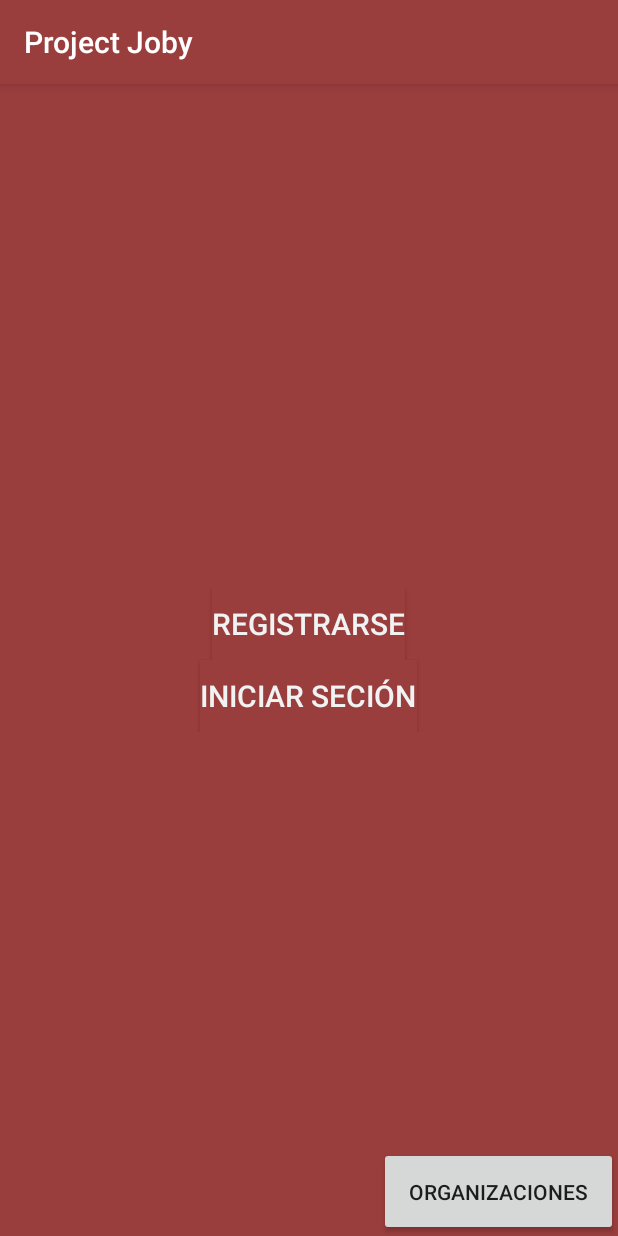
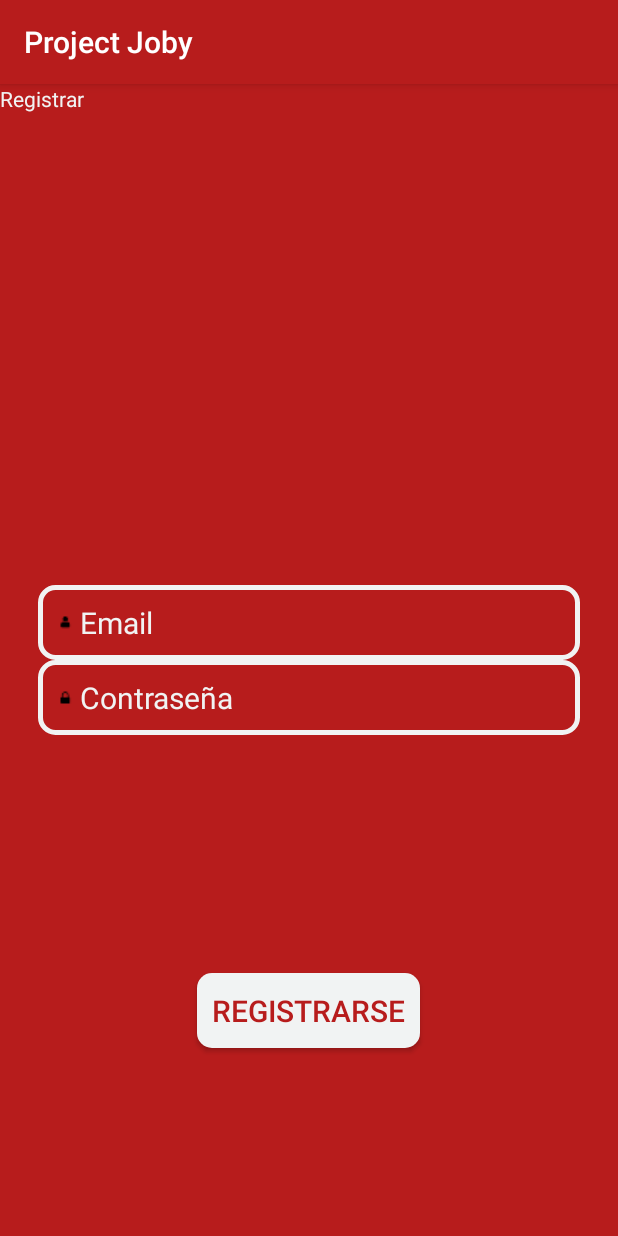
Before and after one commit to jordiugarte/ProjectJoby, an Android app: the screen it shows after launch (MainActivity before the commit, Login after it), after a tap on "REGISTRARSE", on a phone screen of 412 x 824 dp. Run offline under Robolectric (Android 15) with nearby library versions, the phone set to English and light mode, and no system bars; our stand-ins replace Firebase (no records; nobody signed in at launch, a user with empty details on screens opened directly).

Commit message:
error solves

```diff
--- a/app/src/main/AndroidManifest.xml
+++ b/app/src/main/AndroidManifest.xml
@@ -17,6 +17,7 @@
                 <category android:name="android.intent.category.LAUNCHER" />
             </intent-filter>
         </activity>
+        <activity android:name=".Login"/>
     </application>
 
 </manifest>
--- a/app/src/main/java/com/digitalstring/projectjoby/Login.java
+++ b/app/src/main/java/com/digitalstring/projectjoby/Login.java
@@ -1,12 +1,14 @@
 package com.digitalstring.projectjoby;
 
 import android.app.ProgressDialog;
+import android.content.Intent;
 import android.content.SharedPreferences;
 import android.os.Bundle;
 import android.support.annotation.NonNull;
 import android.support.v7.app.AppCompatActivity;
 import android.text.TextUtils;
 import android.view.View;
+import android.widget.Button;
 import android.widget.EditText;
 import android.widget.Toast;
 
@@ -30,10 +32,31 @@ public class Login extends AppCompatActivity {
 
     @Override
     protected void onCreate(Bundle savedInstanceState) {
-        sharedPreferences = getSharedPreferences("oneTimeLogin", MODE_PRIVATE);
-
+        //sharedPreferences = getSharedPreferences("oneTimeLogin", MODE_PRIVATE);
         super.onCreate(savedInstanceState);
         setContentView(R.layout.activity_login);
+        Intent intent = getIntent();
+        Boolean register_signin = intent.getBooleanExtra("register_signin",false);
+        Button button = findViewById(R.id.buttonUser_loginActivity);
+        if(register_signin) {
+            button.setText("INICIAR SESIÓN");
+            button.setOnClickListener(new View.OnClickListener() {
+                                          @Override
+                                          public void onClick(View view) {
+                                              signIn(view);
+                                          }
+            }
+            );
+        }else{
+            button.setText("REGISTRARSE");
+            button.setOnClickListener(new View.OnClickListener() {
+                                          @Override
+                                          public void onClick(View view) {
+                                              register(view);
+                                          }
+                                      }
+            );
+        }
         editTextEmail = findViewById(R.id.usuarioLoginActivity);
         editTextPassword = findViewById(R.id.passwordLoginActivity);
 
@@ -42,16 +65,17 @@ public class Login extends AppCompatActivity {
         progressDialog = new ProgressDialog(this);
     }
 
+
+
+
     public  void signIn ( View view ){
         String email = editTextEmail.getText().toString().trim();
         String password = editTextPassword.getText().toString().trim();
         if ( TextUtils.isEmpty(email)){
             Toast.makeText(this,"Se requiere ingresar email",Toast.LENGTH_LONG).show();
-            return;
         }
         if (TextUtils.isEmpty(password)){
             Toast.makeText(this,"Se requiere ingresar contraseña",Toast.LENGTH_LONG).show();
-            return;
         }
         progressDialog.setMessage("realizando consulta en linea...");
         progressDialog.show();
--- a/app/src/main/java/com/digitalstring/projectjoby/MainActivity.java
+++ b/app/src/main/java/com/digitalstring/projectjoby/MainActivity.java
@@ -1,5 +1,6 @@
 package com.digitalstring.projectjoby;
 
+import android.content.Intent;
 import android.support.v7.app.AppCompatActivity;
 import android.os.Bundle;
 import android.view.View;
@@ -13,10 +14,14 @@ public class MainActivity extends AppCompatActivity {
     }
 
     public void register ( View view ){
-
+        Intent intent = new Intent(this, Login.class);
+        startActivity(intent);
+        intent.putExtra("register_signin",true);
     }
 
     public void log_in ( View view ){
-
+        Intent intent = new Intent(this, Login.class);
+        startActivity(intent);
+        intent.putExtra("register_signin",false);
     }
 }
--- a/app/src/main/res/drawable/button.xml
+++ b/app/src/main/res/drawable/button.xml
@@ -2,6 +2,6 @@
 <shape xmlns:android="http://schemas.android.com/apk/res/android"
     android:shape="rectangle">
 
-    <solid android:color="@color/colorPrimaryWhite"/>
+    <solid android:color="@color/colorPrimaryDark"/>
     <corners android:radius="10dp"/>
 </shape>
--- a/app/src/main/res/drawable/edit_round.xml
+++ b/app/src/main/res/drawable/edit_round.xml
@@ -6,5 +6,5 @@
     <corners android:radius="10dp"/>
     <stroke
         android:width="3dp"
-        android:color="@color/colorPrimaryWhite"/>
+        android:color="@color/colorPrimaryDark"/>
 </shape>
--- a/app/src/main/res/layout/activity_login.xml
+++ b/app/src/main/res/layout/activity_login.xml
@@ -19,7 +19,7 @@
             android:layout_width="match_parent"
             android:layout_height="50dp"
             android:hint="Email"
-            android:textColorHint="@color/colorPrimaryWhite"
+            android:textColorHint="@color/colorPrimaryDark"
             android:background="@drawable/edit_round"
             android:drawableLeft="@drawable/user"
             android:paddingLeft="10dp"
@@ -34,7 +34,7 @@
             android:layout_width="match_parent"
             android:layout_height="50dp"
             android:hint="Contraseña"
-            android:textColorHint="@color/colorPrimaryWhite"
+            android:textColorHint="@color/colorPrimaryDark"
             android:background="@drawable/edit_round"
             android:drawableLeft="@drawable/lock"
             android:paddingLeft="10dp"
@@ -47,23 +47,25 @@
     </LinearLayout>
 
     <Button
-        android:id="@+id/SignInUsuario"
+        android:id="@+id/buttonUser_loginActivity"
         android:layout_width="wrap_content"
         android:layout_height="50dp"
         android:layout_gravity="bottom|center"
         android:layout_marginBottom="125dp"
         android:background="@drawable/button"
-        android:text="iniciar seción"
+        android:text="iniciar sesión"
         android:padding="10dp"
         android:textColor="@color/colorPrimary"
         android:textSize="20sp"
         android:onClick="signIn"/>
 
+
     <TextView
         android:layout_width="wrap_content"
         android:layout_height="wrap_content"
         android:text="Registrar"
-        android:textColor="@color/colorPrimaryWhite"
-        android:onClick="register"/>
+        android:textColor="@color/colorPrimaryDark"
+        android:onClick="register"
+        android:visibility="visible"/>
 
 </FrameLayout>
--- a/app/src/main/res/layout/activity_main.xml
+++ b/app/src/main/res/layout/activity_main.xml
@@ -20,21 +20,24 @@
             android:layout_width="wrap_content"
             android:layout_height="wrap_content"
             android:layout_gravity="center"
-            android:background="@color/colorPrimary"
-            android:text="Registrarse"
+            android:padding="8dp"
+            android:background="@drawable/edit_round"
+            android:textColor="@color/colorPrimaryDark"
+            android:text="INICIAR SESIÓN"
             android:onClick="register"
-            android:textColor="@color/colorPrimaryWhite"
             android:textSize="20sp" />
 
 
         <Button
+            android:layout_marginTop="15dp"
             android:layout_width="wrap_content"
             android:layout_height="match_parent"
+            android:padding="8dp"
             android:layout_gravity="center"
-            android:background="@color/colorPrimary"
+            android:background="@drawable/edit_round"
+            android:textColor="@color/colorPrimaryDark"
             android:onClick="log_in"
-            android:text="Iniciar Seción"
-            android:textColor="@color/colorPrimaryWhite"
+            android:text="REGISTRARSE"
             android:textSize="20sp" />
 
     </LinearLayout>
@@ -44,6 +47,9 @@
         android:layout_height="wrap_content"
         android:layout_gravity="bottom|right"
         android:text="Organizaciones"
-        android:padding="20dp"/>
+        android:layout_margin="15dp"
+        android:background="@drawable/edit_round"
+        android:textColor="@color/colorPrimaryDark"
+        android:padding="8dp"/>
 
 </FrameLayout>
--- a/app/src/main/res/values/colors.xml
+++ b/app/src/main/res/values/colors.xml
@@ -1,6 +1,6 @@
 <?xml version="1.0" encoding="utf-8"?>
 <resources>
-    <color name="colorPrimary">#993D3D</color>
-    <color name="colorPrimaryWhite">#F1F3F3</color>
+    <color name="colorPrimary">#B71C1C</color>
+    <color name="colorPrimaryDark">#F1F3F3</color>
     <color name="colorAccent">#0A0004</color>
 </resources>
```
